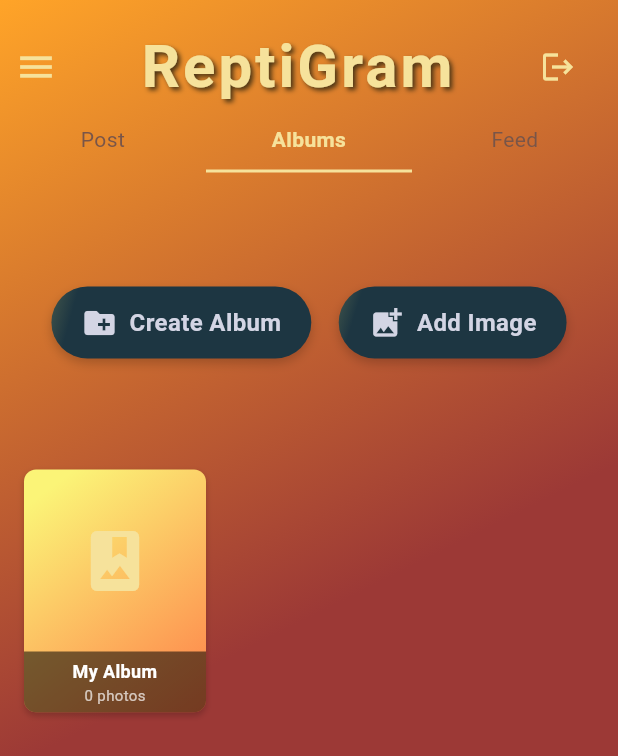
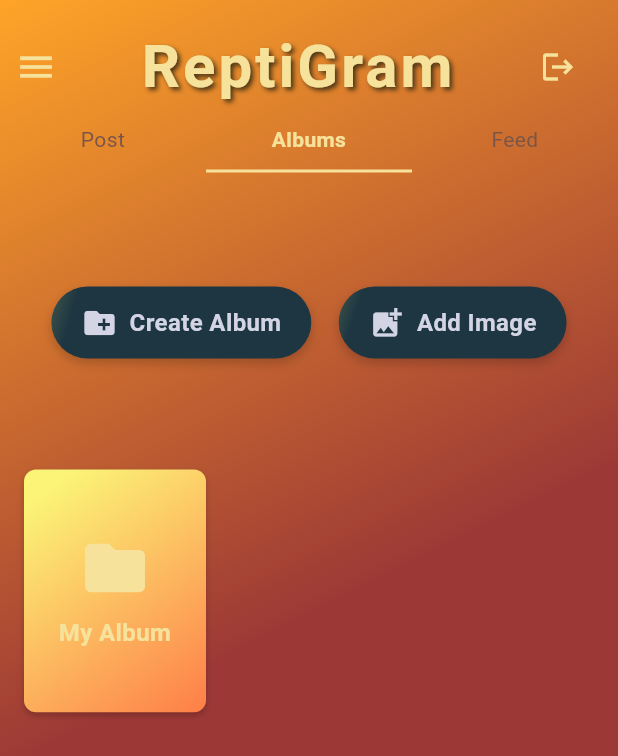
Before and after one commit to FelipeJuarezJr/ReptiGramFinalApp, a Flutter app: the AlbumsScreen screen opened directly, on a phone screen of 412 x 824 dp. Shown: the top 756 px of the screen. Run offline on Flutter 3.47's test engine with Material 3 defaults, Android fonts, the phone set to English and light mode, and no system bars; our stand-ins replace firebase_auth, firebase_core, firebase_database, firebase_storage, flutter_dotenv, flutter_svg and 2 more; accounts and stored records are empty; generated files the repository leaves out were written again.

Commit message:
Photos and folders displaying correctly on grid

```diff
--- a/lib/screens/albums_screen.dart
+++ b/lib/screens/albums_screen.dart
@@ -294,8 +294,6 @@ class _AlbumsScreenState extends State<AlbumsScreen> {
   }
 
   Widget _buildAlbumCard(String albumName) {
-    final photos = albumPhotos[albumName] ?? [];
-
     return InkWell(
       onTap: () {
         Navigator.push(
@@ -303,7 +301,6 @@ class _AlbumsScreenState extends State<AlbumsScreen> {
           MaterialPageRoute(
             builder: (context) => BindersScreen(
               albumName: albumName,
-              photos: photos,
             ),
           ),
         );
@@ -323,58 +320,21 @@ class _AlbumsScreenState extends State<AlbumsScreen> {
         child: Column(
           mainAxisAlignment: MainAxisAlignment.center,
           children: [
-            if (photos.isNotEmpty && photos.first.firebaseUrl != null)
-              Expanded(
-                flex: 3,
-                child: ClipRRect(
-                  borderRadius: const BorderRadius.vertical(top: Radius.circular(8)),
-                  child: Image.network(
-                    photos.first.firebaseUrl!,
-                    fit: BoxFit.cover,
-                  ),
-                ),
-              )
-            else
-              const Expanded(
-                flex: 3,
-                child: Icon(
-                  Icons.photo_album,
+            const Icon(
+              Icons.folder,
               size: 48,
               color: AppColors.titleText,
             ),
-              ),
-            Expanded(
-              flex: 1,
-              child: Container(
-                width: double.infinity,
-                padding: const EdgeInsets.symmetric(horizontal: 4),
-                decoration: const BoxDecoration(
-                  color: Colors.black54,
-                  borderRadius: BorderRadius.vertical(bottom: Radius.circular(8)),
-                ),
-                child: Column(
-                  mainAxisAlignment: MainAxisAlignment.center,
-                  children: [
+            const SizedBox(height: 8),
             Text(
               albumName,
               style: const TextStyle(
-                        color: Colors.white,
-                        fontSize: 12,
+                color: AppColors.titleText,
+                fontSize: 16,
                 fontWeight: FontWeight.bold,
               ),
               textAlign: TextAlign.center,
               overflow: TextOverflow.ellipsis,
-                    ),
-                    Text(
-                      '${photos.length} photos',
-                      style: const TextStyle(
-                        color: Colors.white70,
-                        fontSize: 10,
-                      ),
-                    ),
-                  ],
-                ),
-              ),
             ),
           ],
         ),
```
Lines whose indentation alone changed are shown as unchanged.
